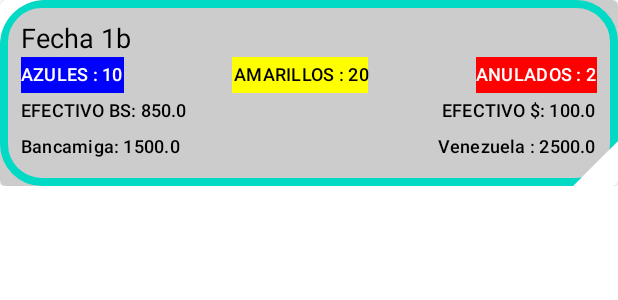
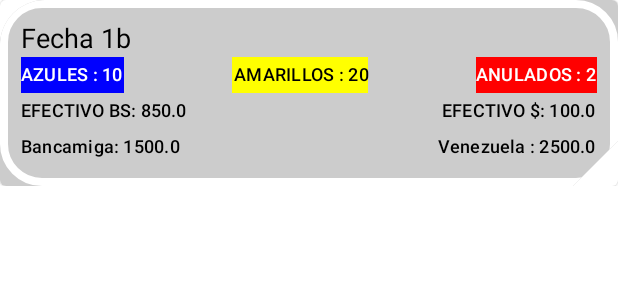
Before and after one commit to carlosmelendezr/BotesReportes, an Android app built with Jetpack Compose: the @Preview function MostarPagosPreview, on a phone screen of 412 x 824 dp. Shown: the top 300 px of the screen. Run offline under Robolectric (Android 15) with nearby library versions, the phone set to English and light mode, and no system bars; our stand-ins replace Firebase (no records; nobody signed in at launch, a user with empty details on screens opened directly).

Commit message:
Data Lista detalles

```diff
--- a/app/src/main/java/com/carleodev/botesrep/ui/ReporteDia.kt
+++ b/app/src/main/java/com/carleodev/botesrep/ui/ReporteDia.kt
@@ -95,7 +95,7 @@ fun MostarPagos(resumenVenta: ResumenVenta,
             .clip(RoundedCornerShape(topStart = 30.dp))
             .clip(CutCornerShape(bottomEnd = 30.dp))
             .background(Color.LightGray)
-            .border(5.dp, MaterialTheme.colors.secondary, shape)
+            .border(5.dp, MaterialTheme.colors.background, shape)
             .padding(14.dp)
         ) {
         Column( )
```
